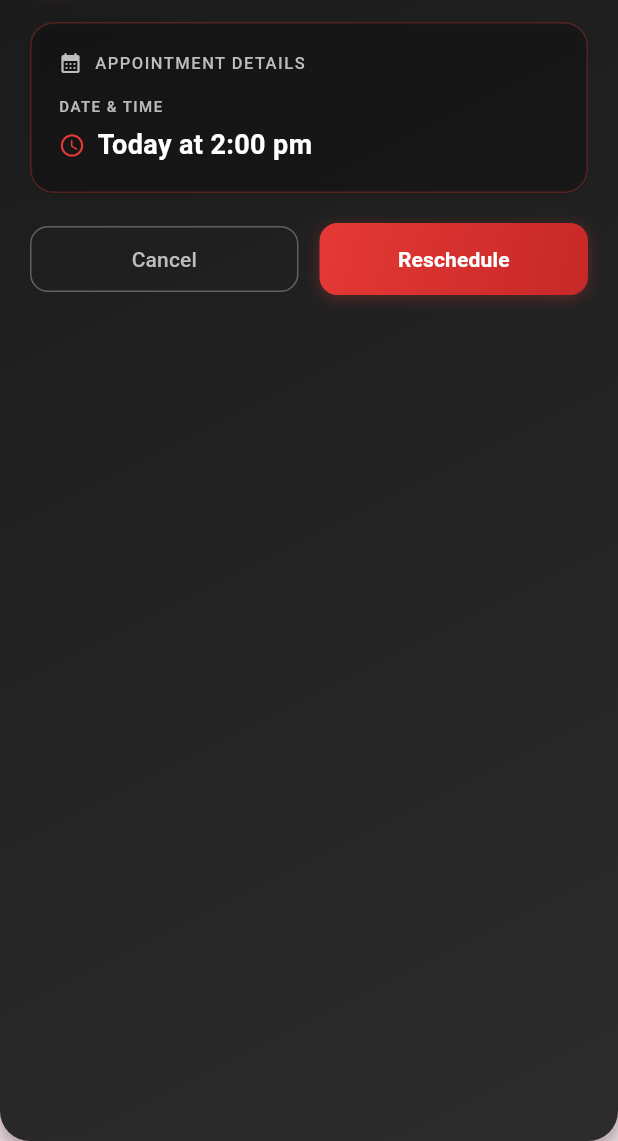
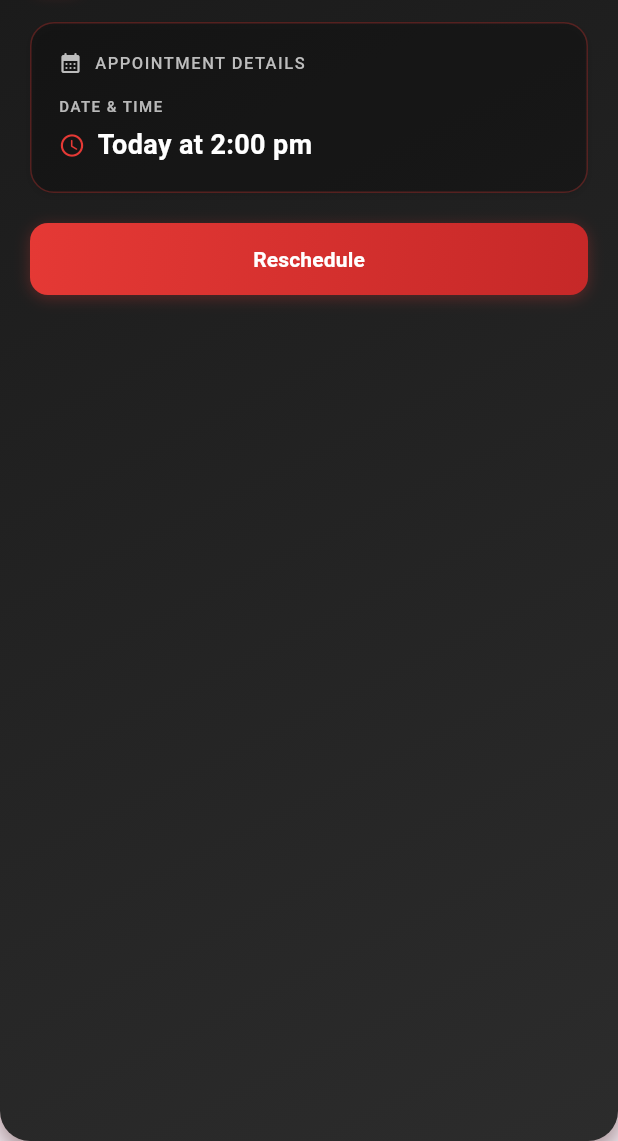
Before and after one commit to Priyammaurya1/k3-car-care, a Flutter app: the AppointmentCard widget shown alone on an empty page, opened directly, on a phone screen of 412 x 824 dp, the part 95-1236 px from its top. Run offline on Flutter 3.47's test engine with Material 3 defaults, Android fonts, the phone set to English and light mode, and no system bars; our stand-ins replace flutter_svg, get, iconsax, smooth_page_indicator, table_calendar; Roboto replaces fonts that are missing (Poppins).

Commit message:
removed cancel button from appoi card

```diff
--- a/lib/widgets/appointment_card.dart
+++ b/lib/widgets/appointment_card.dart
@@ -10,9 +10,9 @@ class AppointmentCard extends StatelessWidget {
   @override
   Widget build(BuildContext context) {
     // Premium color palette based on red theme
-    const Color primaryRed = Color(0xFFE53935); // Using a premium shade of red
-    const Color darkRed = Color(0xFFC62828); // Darker red for depth
-    const Color charcoal = Color(0xFF2C2C2C); // Deep charcoal for contrast
+    const Color primaryRed = Color(0xFFE53935);
+    const Color darkRed = Color(0xFFC62828);
+    const Color charcoal = Color(0xFF2C2C2C);
 
     return Container(
       width: double.infinity,
@@ -217,34 +217,8 @@ class AppointmentCard extends StatelessWidget {
             ),
 
             const SizedBox(height: 20),
-
-            // Action buttons with premium styling
             Row(
               children: [
-                Expanded(
-                  child: TextButton(
-                    onPressed: () {
-                      // Handle cancel
-                    },
-                    style: TextButton.styleFrom(
-                      padding: const EdgeInsets.symmetric(vertical: 12),
-                      backgroundColor: Colors.transparent,
-                      shape: RoundedRectangleBorder(
-                        borderRadius: BorderRadius.circular(12),
-                        side: BorderSide(color: Colors.grey[700]!, width: 1),
-                      ),
-                    ),
-                    child: Text(
-                      'Cancel',
-                      style: TextStyle(
-                        color: Colors.grey[400],
-                        fontWeight: FontWeight.w500,
-                        fontSize: 14,
-                      ),
-                    ),
-                  ),
-                ),
-                const SizedBox(width: 14),
                 Expanded(
                   child: Container(
                     decoration: BoxDecoration(
```
